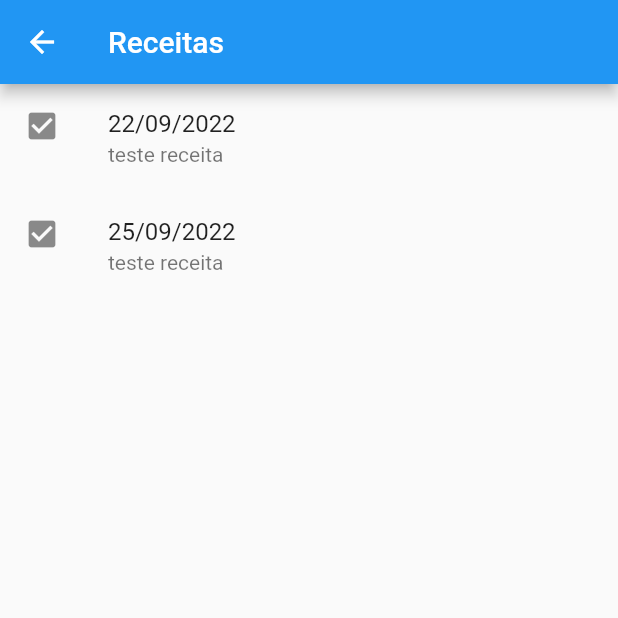
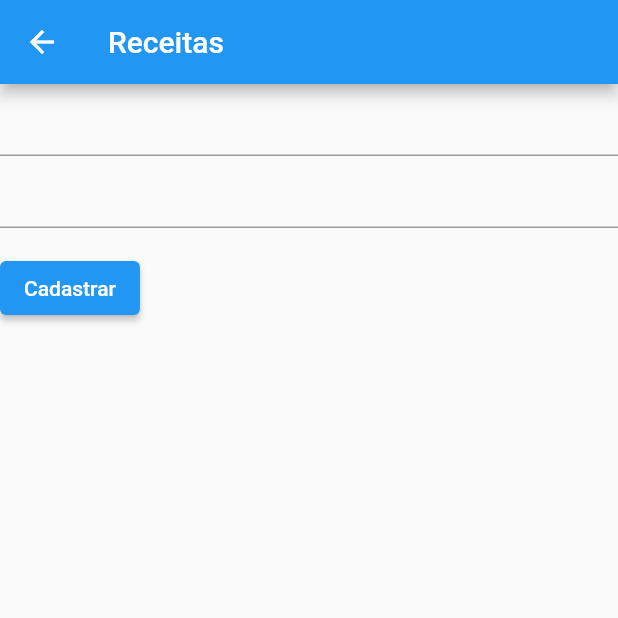
Before and after one commit to Felip-Oliv/StudioProjects, a Flutter app: the screen it shows after launch, in the side drawer, after a tap on "Cadastrar", on a phone screen of 412 x 824 dp, the top half of it. Run offline on Flutter 3.47's test engine with Material 2 defaults, Android fonts, the phone set to English and light mode, and no system bars.

Commit message:
Update main.dart

```diff
--- a/app01/lib/main.dart
+++ b/app01/lib/main.dart
@@ -76,26 +76,7 @@ class ReceitasPagina extends StatelessWidget {
       appBar: AppBar(
         title: const Text('Receitas'),
       ),
-      body: ListView(
-        children: [
-          ListTile(
-            onTap: (){
-              print('receita 1');
-            },
-            leading: Icon(Icons.check_box),
-            title: Text('22/09/2022'),
-            subtitle: Text('teste receita'),
-          ),
-          ListTile(
-            onTap: (){
-              print('receita 2');
-            },
-            leading: Icon(Icons.check_box),
-            title: Text('25/09/2022'),
-            subtitle: Text('teste receita'),
-          ),
-        ],
-      ),
+      body:const MyCustomForm2(),
     );
   }
 }
@@ -285,3 +266,67 @@ class MyCustomFormState extends State<MyCustomForm> {
     );
   }
 }
+
+class MyCustomForm2 extends StatefulWidget {
+  const MyCustomForm2({super.key});
+
+  @override
+  MyCustomFormState2 createState() {
+    return MyCustomFormState2();
+  }
+}
+
+// Create a corresponding State class.
+// This class holds data related to the form.
+class MyCustomFormState2 extends State<MyCustomForm2> {
+  // Create a global key that uniquely identifies the Form widget
+  // and allows validation of the form.
+  //
+  // Note: This is a GlobalKey<FormState>,
+  // not a GlobalKey<MyCustomFormState>.
+  final _formKey = GlobalKey<FormState>();
+
+  @override
+  Widget build(BuildContext context) {
+    return Form(
+      key: _formKey,
+      child: Column(
+        crossAxisAlignment: CrossAxisAlignment.start,
+        children: [
+          TextFormField(
+            validator: (value) {
+              if (value == null || value.isEmpty) {
+                return 'Digite o nome da receita';
+              }
+              return null;
+            },
+          ),
+          TextFormField(
+            validator: (value) {
+              if (value == null || value.isEmpty) {
+                return 'Digite os ingredientes';
+              }
+              return null;
+            },
+          ),
+          Padding(
+            padding: const EdgeInsets.symmetric(vertical: 16.0),
+            child: ElevatedButton(
+              onPressed: () {
+                // Validate returns true if the form is valid, or false otherwise.
+                if (_formKey.currentState!.validate()) {
+                  // If the form is valid, display a snackbar. In the real world,
+                  // you'd often call a server or save the information in a database.
+                  ScaffoldMessenger.of(context).showSnackBar(
+                    const SnackBar(content: Text('Processando')),
+                  );
+                }
+              },
+              child: const Text('Cadastrar'),
+            ),
+          ),
+        ],
+      ),
+    );
+  }
+}
```
